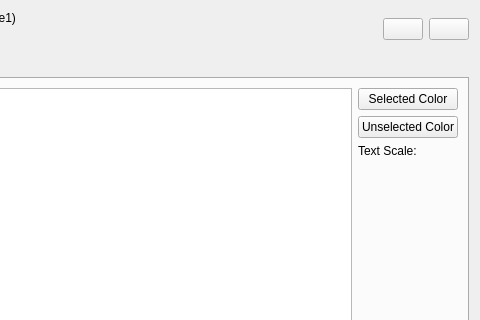
Qt form QTModules/Annotation/Resources/UI/qSlicerAnnotationModulePropertyDialog.ui (jcfr/Slicer3) before a commit; both pictures show x 289 to 769 and y 0 to 320 of the 769 by 464 pixel window.
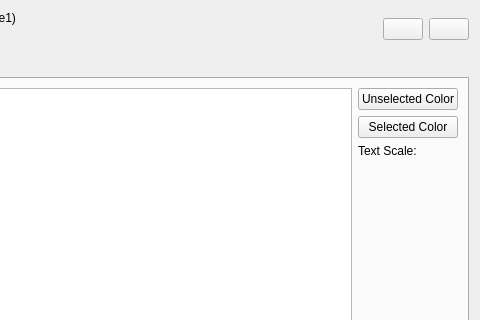
The same form after that commit. Icons and pictures are not drawn. Custom widgets are drawn as their Qt base class.

Commit message: ENH: Annotation module: changed the placement of the color pickers and adopted the new CTK API for these.

The edit to the form file:
```diff
--- a/QTModules/Annotation/Resources/UI/qSlicerAnnotationModulePropertyDialog.ui
+++ b/QTModules/Annotation/Resources/UI/qSlicerAnnotationModulePropertyDialog.ui
@@ -74,14 +74,14 @@
        <item row="0" column="2">
         <widget class="ctkColorPickerButton" name="textUnselectedColorPickerButton">
          <property name="text">
-          <string>Selected Color</string>
+          <string>Unselected Color</string>
          </property>
         </widget>
        </item>
        <item row="1" column="2">
         <widget class="ctkColorPickerButton" name="textSelectedColorPickerButton">
          <property name="text">
-          <string>Unselected Color</string>
+          <string>Selected Color</string>
          </property>
         </widget>
        </item>
```
Left out of the diff: 8 changed lines with no effect on the pictures. The commit also changes 1 other file.
